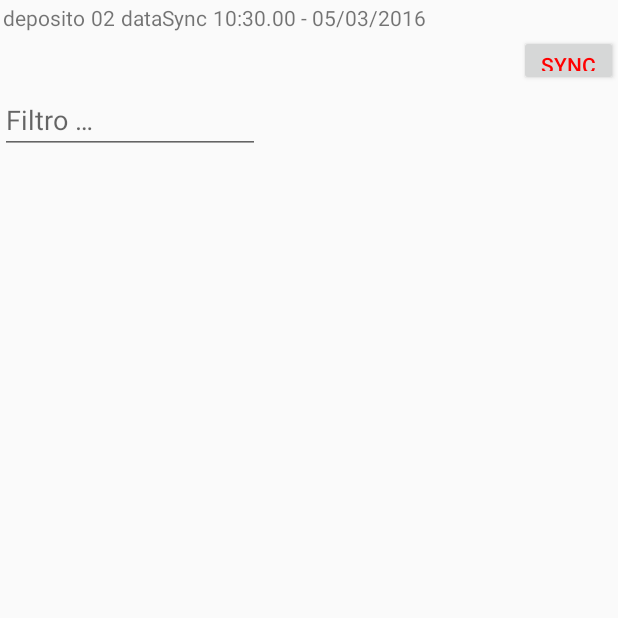
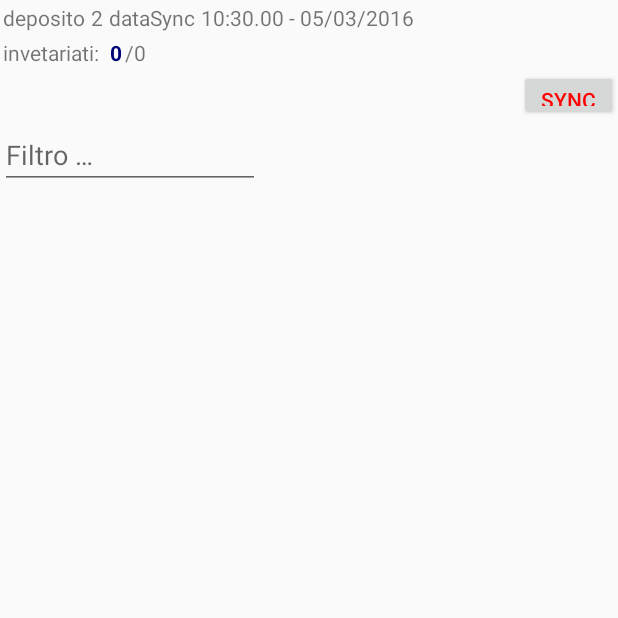
Before and after one commit to marfisi/InventarioMerce, an Android app: the screen it shows after launch (MainActivity), on a phone screen of 412 x 824 dp, the top half of it. Run offline under Robolectric (Android 15) with nearby library versions, the phone set to English and light mode, and no system bars.

Commit message:
05/03
- utilizzo SharedPreferences per deopisto e utente
- aggiunto il contatore degli articoli da inventariare

todo:
- al sync, aprire un'altra activity che chiede il deposito, utente (sono
shared preferences) e mi mostra i file che è possibile elaborare, poi al
carica torna all'activity principale

```diff
--- a/SmarcamentoMerce/app/src/main/AndroidManifest.xml
+++ b/SmarcamentoMerce/app/src/main/AndroidManifest.xml
@@ -6,9 +6,10 @@
     <uses-permission android:name="android.permission.ACCESS_NETWORK_STATE" />
     <uses-permission android:name="android.permission.ACCESS_WIFI_STATE" />
 
+    <!--android:icon="@mipmap/ic_launcher"-->
     <application
         android:allowBackup="true"
-        android:icon="@mipmap/ic_launcher"
+        android:icon="@drawable/inv"
         android:label="@string/app_name"
         android:supportsRtl="true"
         android:theme="@style/AppTheme"
--- a/SmarcamentoMerce/app/src/main/java/it/cascino/smarcamentomerce/MainActivity.java
+++ b/SmarcamentoMerce/app/src/main/java/it/cascino/smarcamentomerce/MainActivity.java
@@ -2,6 +2,7 @@ package it.cascino.smarcamentomerce;
 
 import android.app.Activity;
 import android.content.Context;
+import android.content.SharedPreferences;
 import android.os.AsyncTask;
 import android.os.Bundle;
 import android.os.StrictMode;
@@ -40,6 +41,7 @@ import java.text.ParseException;
 import java.text.SimpleDateFormat;
 import java.util.ArrayList;
 import java.util.List;
+import java.util.concurrent.ExecutionException;
 
 import it.cascino.smarcamentomerce.adapter.ArticoloAdapter;
 import it.cascino.smarcamentomerce.it.cascino.smarcamentomerce.model.Barcode;
@@ -51,8 +53,14 @@ public class MainActivity extends Activity{
 	private List<Articolo> articoliLs = new ArrayList<Articolo>();
 	private ArticoloAdapter adapterArticoliLs;
 
-	private Integer posStatoOk = -1;
-	private Integer posStatoRettificato = -1;
+	//private Integer posStatoOk = -1;
+	//private Integer posStatoRettificato = -1;
+
+	//private TextView numeroInvetariare;
+
+	private Integer numeroInvetariare = 0;
+
+	private String SHARED_PREF = "shared_pref_inventario";
 
 	@Override
 	protected void onCreate(Bundle savedInstanceState){
@@ -61,18 +69,52 @@ public class MainActivity extends Activity{
 
 		//getWindow().setSoftInputMode(WindowManager.LayoutParams.SOFT_INPUT_STATE_HIDDEN);
 
+		SharedPreferences sharedPreferences = getSharedPreferences(SHARED_PREF, Context.MODE_PRIVATE);
+
+		SharedPreferences.Editor editor = sharedPreferences.edit();
+		editor.putString("operatore", "AGORIN");
+		editor.putString("deposito", "2");
+		editor.apply();
+
+		String deposito = "";
+		String operatore = "";
+		if (sharedPreferences != null) {
+			operatore = sharedPreferences.getString("operatore", "nd");
+			deposito = sharedPreferences.getString("deposito", "0");
+		}
 		TextView numDep = (TextView)findViewById(R.id.numDep);
-		numDep.setText("02");
+		numDep.setText(deposito);
 		TextView dataSync = (TextView)findViewById(R.id.dataSync);
 		DateFormat formatter = new SimpleDateFormat("HH:mm.ss - dd/MM/yyyy");
 		String dataSyncStr = formatter.format(new Date());
 		dataSync.setText(dataSyncStr);
 
+		final TextView testoNumeroInvetariati = (TextView)findViewById(R.id.numeroInvetariati);
+		testoNumeroInvetariati.setText("0");
+		final TextView testoNumeroInvetariare = (TextView)findViewById(R.id.numeroInvetariare);
+		testoNumeroInvetariare.setText("0");
+		//final TextView testoNumeroInvetariatiRimanenti = (TextView)findViewById(R.id.numeroInvetariatiRimanenti);
+		//testoNumeroInvetariatiRimanenti.setText("0");
+
 		Button syncButton = (Button)findViewById(R.id.syncButton);
 		syncButton.setOnClickListener(new View.OnClickListener(){
 			@Override
 			public void onClick(View v){
-				new DownloadThread().execute("");
+				DownloadThread dt = new DownloadThread();
+				try{
+					dt.execute("").get();
+				}catch(InterruptedException e){
+					e.printStackTrace();
+				}catch(ExecutionException e){
+					e.printStackTrace();
+				}
+				/*synchronized(articoliLs){
+					numeroInvetariare.setText(articoliLs.size());
+				}*/
+				//dt.cancel(true);
+
+				testoNumeroInvetariare.setText(numeroInvetariare.toString());
+				//testoNumeroInvetariatiRimanenti.setText(numeroInvetariare.toString());
 			}
 		});
 
@@ -87,6 +129,15 @@ public class MainActivity extends Activity{
 		});
 		adapterArticoliLs = new ArticoloAdapter(getApplicationContext(), articoliLs);
 		listViewArticoliLs.setAdapter(adapterArticoliLs);
+
+		adapterArticoliLs.setOnModifcaQuantitaListener(new ArticoloAdapter.ModifcaQuantitaInventariati(){
+			@Override
+			public void modifcaQtyInventariati(Integer qty){
+				//testoNumeroInvetariati.setText(qty.toString());
+				//testoNumeroInvetariatiRimanenti.setText(numeroInvetariare);
+				testoNumeroInvetariati.setText(qty.toString());
+			}
+		});
 
 		// abilito il filtro
 		listViewArticoliLs.setTextFilterEnabled(true);
@@ -258,6 +309,8 @@ public class MainActivity extends Activity{
 			adapterArticoliLs.setArticoliOriginaleLs(articoliLs);
 			//adapterArticoliLs.setArticoliLs(articoliLs);
 
+			numeroInvetariare = articoliLs.size();
+
 			return "Thread terminato";
 		}
 
--- a/SmarcamentoMerce/app/src/main/res/layout/activity_main.xml
+++ b/SmarcamentoMerce/app/src/main/res/layout/activity_main.xml
@@ -38,6 +38,51 @@
     <LinearLayout
         android:layout_width="match_parent"
         android:layout_height="wrap_content"
+        android:orientation="horizontal">
+
+        <TextView
+            android:layout_width="wrap_content"
+            android:layout_height="wrap_content"
+            android:padding="2dp"
+            android:text="invetariati: "/>
+
+        <TextView
+            android:id="@+id/numeroInvetariati"
+            android:layout_width="wrap_content"
+            android:layout_height="wrap_content"
+            android:padding="2dp"
+            style="@style/qty"
+            android:text="numeroInvetariati"/>
+
+        <TextView
+            android:layout_width="wrap_content"
+            android:layout_height="wrap_content"
+            android:text="/"/>
+
+        <TextView
+            android:id="@+id/numeroInvetariare"
+            android:layout_width="wrap_content"
+            android:layout_height="wrap_content"
+            android:text="numeroInvetariare"/>
+
+        <!--TextView
+            android:layout_width="wrap_content"
+            android:layout_height="wrap_content"
+            android:text=" - da fare: "
+            android:padding="2dp"/>
+
+        <TextView
+            android:id="@+id/numeroInvetariatiRimanenti"
+            android:layout_width="wrap_content"
+            android:layout_height="wrap_content"
+            android:padding="2dp"
+            style="@style/qty"
+            android:text="numeroInvetariatiRimanenti"/-->
+    </LinearLayout>
+
+    <LinearLayout
+        android:layout_width="match_parent"
+        android:layout_height="wrap_content"
         android:gravity="right"
         android:orientation="horizontal">
 
--- a/SmarcamentoMerce/app/src/main/res/values/colors.xml
+++ b/SmarcamentoMerce/app/src/main/res/values/colors.xml
@@ -3,6 +3,8 @@
     <color name="colorPrimary">#3F51B5</color>
     <color name="colorPrimaryDark">#303F9F</color>
     <color name="colorAccent">#FF4081</color>
+
+    <color name="textColor">#696969</color>
 
     <color name="qtyTextColor">#000479</color>
     <color name="qtyTextColorNeg">#f5856a</color>
```
Also changed, not shown: SmarcamentoMerce/app/src/main/java/it/cascino/smarcamentomerce/adapter/ArticoloAdapter.java (+42 -10 lines), SmarcamentoMerce/app/src/main/res/layout/rowarticolo.xml (+10 -1 lines), SmarcamentoMerce/app/src/main/res/values/styles.xml (+6 -3 lines), SmarcamentoMerce/app/src/main/res/drawable/canc.png (renamed from SmarcamentoMerce/app/src/main/res/drawable/canc.jpg), SmarcamentoMerce/app/src/main/res/drawable/check.jpg (deleted), SmarcamentoMerce/app/src/main/res/drawable/check.png (added), SmarcamentoMerce/app/src/main/res/drawable/inv.png (added), SmarcamentoMerce/app/src/main/res/drawable/old_20160218_canc.jpg (deleted).
